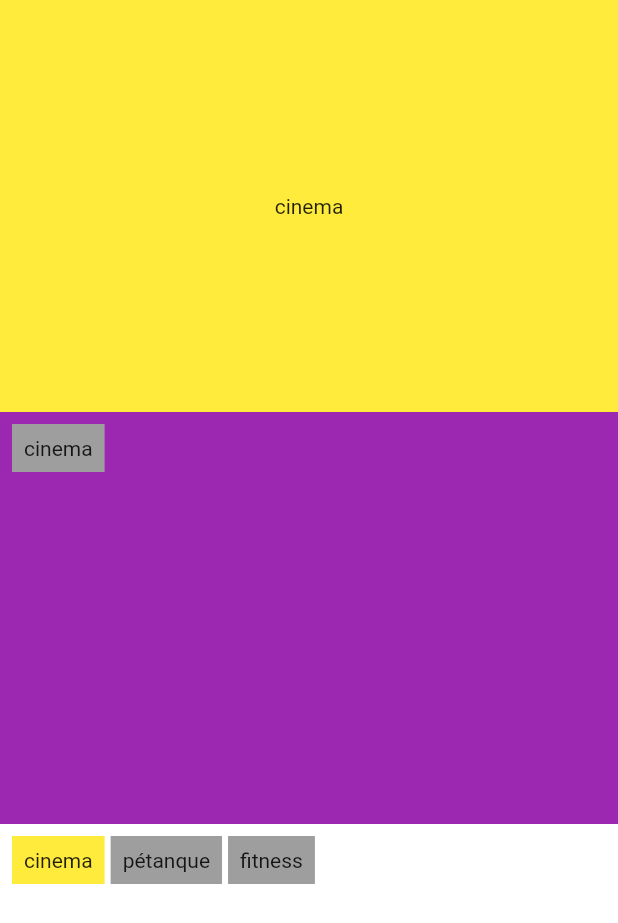
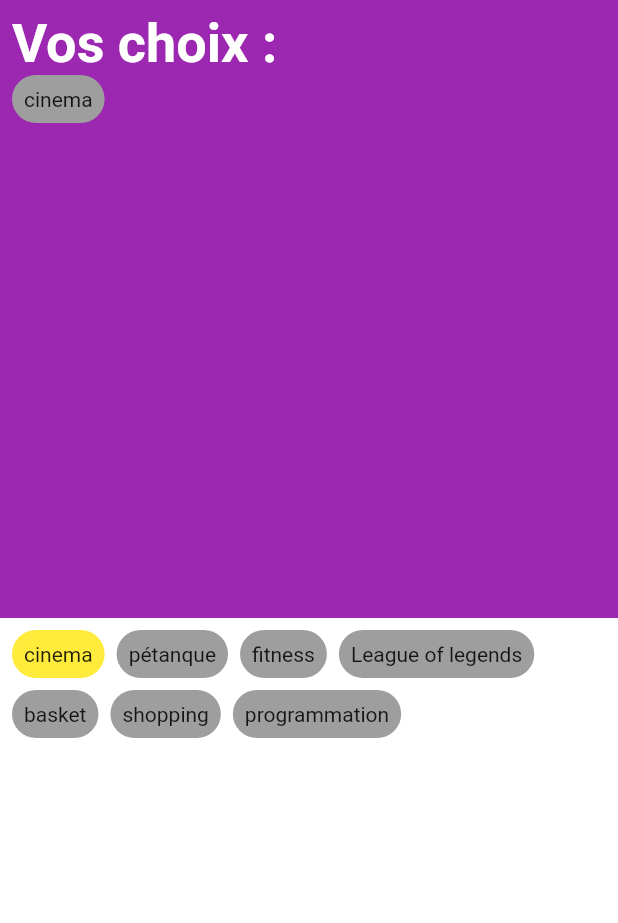
Before and after one commit to Moufid17/choicerapp, a Flutter app: the screen it shows after launch, after a tap on "cinema", on a phone screen of 412 x 824 dp. Shown: the top 923 px of the screen. Run offline on Flutter 3.47's test engine with Material 2 defaults, Android fonts, the phone set to English and light mode, and no system bars.

Commit message:
Done. Bonus comming ...

```diff
--- a/lib/choice_item.dart
+++ b/lib/choice_item.dart
@@ -37,8 +37,11 @@ class _ChoiceItemState extends State<ChoiceItem> {
         _changeColor();
       },
       child: Container(
-        color: _color,
         padding: const EdgeInsets.all(8),
+        decoration: BoxDecoration(
+          borderRadius: BorderRadius.circular(20),
+          color: _color,
+        ),
         // Change button text when light changes state.
         child: Text(widget.title),
       ),
--- a/lib/footer.dart
+++ b/lib/footer.dart
@@ -2,10 +2,8 @@ import 'package:choicerapp/choice_item.dart';
 import 'package:flutter/material.dart';
 
 class Footer extends StatefulWidget {
-
-  String h;
   final Function(String, bool) addElement;
-  Footer({super.key, required this.h, required this.addElement});
+  const Footer({super.key, required this.addElement});
 
   @override
   State<Footer> createState() => _FooterState();
@@ -15,12 +13,11 @@ class _FooterState extends State<Footer> {
   void addElementToHeader (String value, bool isAdd) {
     setState(() {
       widget.addElement(value, isAdd);
-      widget.h = value;
     });
   }
   @override
   Widget build(BuildContext context) {
-    List<String> footerElement = ["cinema", "pétanque", 'fitness'];
+    List<String> footerElement = ["cinema", "pétanque", 'fitness', 'League of legends', 'basket', 'shopping', 'programmation'];
     return Stack(
       children: [
         Container(
@@ -31,8 +28,8 @@ class _FooterState extends State<Footer> {
           child: Wrap(
               //alignment: WrapAlignment.spaceAround,
               //runAlignment: WrapAlignment.spaceEvenly,
-              spacing: 4, // Espacement horizontal
-              runSpacing: 6, // Espacement vertical
+              spacing: 8, // Espacement horizontal
+              runSpacing: 8, // Espacement vertical
               children: [
                 for (var element in footerElement) ChoiceItem(isTap: true, title: element, addElement: addElementToHeader),
               ]),
--- a/lib/header.dart
+++ b/lib/header.dart
@@ -4,6 +4,7 @@ import 'choice_item.dart';
 
 class Header extends StatelessWidget {
   List<String> elements;
+
   Header({super.key, required this.elements});
 
   @override
@@ -15,11 +16,25 @@ class Header extends StatelessWidget {
         ),
         Padding(
           padding: EdgeInsets.all(8),
-          child: Wrap(
-              spacing: 4, // Espacement horizontal
-              runSpacing: 6, // Espacement vertical
+          child: Column(
+              crossAxisAlignment: CrossAxisAlignment.start,
               children: [
-                for (var element in elements) ChoiceItem(isTap: false, title: element,),
+                const Text(
+                  'Vos choix :',
+                  style: TextStyle(
+                      color: Colors.white,
+                      fontWeight: FontWeight.bold,
+                      fontSize: 36),
+                ),
+                if (elements.isEmpty)
+                  const Text('Cliquez sur les choix ci-dessous !')
+                else
+                  Wrap(
+                  spacing: 4, // Espacement horizontal
+                  runSpacing: 6, // Espacement vertical
+                  children: [
+                    ...elements.map((element) => ChoiceItem(isTap: false, title: element))]
+                  ),
               ]
           ),
         ),
--- a/lib/main.dart
+++ b/lib/main.dart
@@ -5,9 +5,10 @@ import 'package:flutter/material.dart';
 void main() {
   runApp(const MyApp());
 }
+
 List<String> headerElement = [];
+
 class MyApp extends StatefulWidget {
-
   const MyApp({super.key});
 
   @override
@@ -15,42 +16,31 @@ class MyApp extends StatefulWidget {
 }
 
 class _MyAppState extends State<MyApp> {
-
-  String titleD = '';
-
-  void addElementToHeader (String value, bool isAdding) {
+  void addElementToHeader(String value, bool isAdding) {
     setState(() {
-      titleD = value;
       if (isAdding) {
-        print("IsAdding => $isAdding | Elements => $headerElement");
         headerElement.add(value);
       } else {
         headerElement = headerElement.where((e) => e != value).toList();
-        print("IsAdding => $isAdding | Elements => $headerElement");
       }
     });
   }
-
 
   @override
   Widget build(BuildContext context) {
     return MaterialApp(
         home: Scaffold(
-        body: Column(
+            body: SafeArea(
+              child: Column(
                 children: [
                   Expanded(
-
-                child: Container(
-                  width: double.infinity,
-                  color: Colors.yellow,
-                  child: Center(child: Text(titleD)),
+                    child: Header(
+                      elements: headerElement,
                     )
                   ),
-            Expanded(child: Header(elements: headerElement,)),
-            Expanded(child: Footer(h: titleD, addElement: addElementToHeader)),
+                  Expanded(child: Footer(addElement: addElementToHeader)),
                 ],
               ),
-      )
-    );
+    )));
   }
 }
```
Lines whose indentation alone changed are shown as unchanged.
